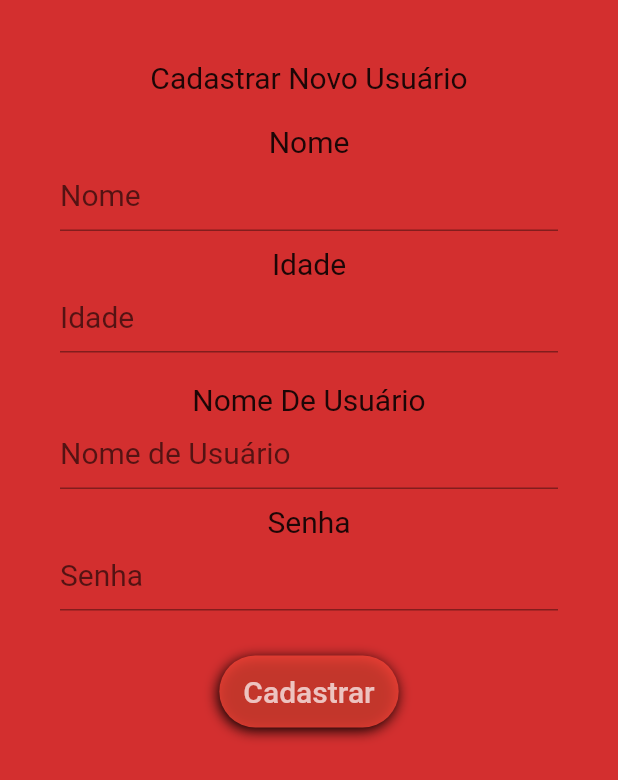
After one commit to felipe-julio/app_doacao_sangue, a Flutter app: the screen it shows after launch, after a tap on "Cadastrar Usuario", on a phone screen of 412 x 824 dp. The commit adds this screen. Shown: the top 780 px of the screen. Run offline on Flutter 3.47's test engine with Material 2 defaults, Android fonts, the phone set to English and light mode, and no system bars; missing offline and left inert: validate.

Commit message:
Adiciona tela de cadastro e tela de informações

```diff
--- a/sangue_bom_app/lib/main.dart
+++ b/sangue_bom_app/lib/main.dart
@@ -1,4 +1,6 @@
 import 'package:flutter/material.dart';
+import 'package:sangue_bom_app/pages/cadastro.page.dart';
+import 'package:sangue_bom_app/pages/info.page.dart';
 import 'package:sangue_bom_app/pages/logado.dart';
 import 'package:sangue_bom_app/pages/login.page.dart';
 
@@ -13,6 +15,7 @@ class MyApp extends StatelessWidget {
       routes: {
         '/': (context) => LoginPage(),
         '/logado': (context) => Logado(),
+        '/CadastrarUsuario': (context) => CadastroPage()
       },
       debugShowCheckedModeBanner: false,
       theme: ThemeData(
--- /dev/null
+++ b/sangue_bom_app/lib/pages/cadastro.page.dart
@@ -0,0 +1,141 @@
+import 'package:flutter/material.dart';
+
+class CadastroPage extends StatefulWidget {
+  @override
+  _CadastroPageState createState() => _CadastroPageState();
+}
+
+class _CadastroPageState extends State<CadastroPage> {
+  var _formKey = GlobalKey<FormState>();
+
+  @override
+  Widget build(BuildContext context) {
+    return Scaffold(
+      backgroundColor: Theme.of(context).primaryColorDark,
+      body: ListView(
+        children: <Widget>[
+          Padding(
+            padding: const EdgeInsets.all(40.0),
+            child: Form(
+              key: _formKey,
+              child: Column(
+                children: <Widget>[
+                  Text(
+                    "Cadastrar Novo Usuário",
+                    style: TextStyle(
+                      fontSize: 20,
+                    ),
+                  ),
+                  SizedBox(
+                    height: 20,
+                  ),
+                  Text(
+                    "Nome",
+                    style: TextStyle(
+                      fontSize: 20,
+                    ),
+                  ),
+                  TextFormField(
+                    style: TextStyle(
+                      fontSize: 20,
+                      color: Colors.white,
+                    ),
+                    decoration: InputDecoration(
+                      hintText: "Nome",
+                    ),
+                  ),
+                  SizedBox(
+                    height: 10,
+                  ),
+                  Text(
+                    "Idade",
+                    style: TextStyle(
+                      fontSize: 20,
+                    ),
+                  ),
+                  TextFormField(
+                    style: TextStyle(
+                      fontSize: 20,
+                      color: Colors.white,
+                    ),
+                    decoration: InputDecoration(
+                      hintText: "Idade",
+                    ),
+                  ),
+                  SizedBox(
+                    height: 20,
+                  ),
+                  Text(
+                    "Nome De Usuário",
+                    style: TextStyle(
+                      fontSize: 20,
+                    ),
+                  ),
+                  TextFormField(
+                    style: TextStyle(
+                      fontSize: 20,
+                      color: Colors.white,
+                    ),
+                    decoration: InputDecoration(
+                      hintText: "Nome de Usuário",
+                    ),
+                  ),
+                  SizedBox(
+                    height: 10,
+                  ),
+                  Text(
+                    "Senha",
+                    style: TextStyle(
+                      fontSize: 20,
+                    ),
+                  ),
+                  TextFormField(
+                    keyboardType: TextInputType.visiblePassword,
+                    obscureText: true,
+                    style: TextStyle(
+                      fontSize: 20,
+                      color: Colors.white,
+                    ),
+                    decoration: InputDecoration(
+                      hintText: "Senha",
+                    ),
+                  ),
+                  SizedBox(
+                    height: 30,
+                  ),
+                  Container(
+                    margin: EdgeInsets.only(
+                      left: 60,
+                      right: 60,
+                    ),
+                    decoration: BoxDecoration(
+                        color: Colors.red.withOpacity(0.8),
+                        borderRadius: BorderRadius.all(
+                          Radius.circular(30),
+                        ),
+                        boxShadow: [
+                          new BoxShadow(
+                            offset: new Offset(-1.0, 2.0),
+                            blurRadius: 7,
+                          )
+                        ]),
+                    child: FlatButton(
+                      child: Text(
+                        "Cadastrar",
+                        style: TextStyle(
+                          color: Colors.white70,
+                          fontSize: 20,
+                        ),
+                      ),
+                      onPressed: () {},
+                    ),
+                  ),
+                ],
+              ),
+            ),
+          )
+        ],
+      ),
+    );
+  }
+}
--- a/sangue_bom_app/lib/pages/login.page.dart
+++ b/sangue_bom_app/lib/pages/login.page.dart
@@ -232,6 +232,18 @@ class _LoginPageState extends State<LoginPage> {
                   onPressed: this.submit,
                 ),
               ),
+              SizedBox(
+                height: 20,
+              ),
+              FlatButton(
+                child: Text(
+                  "Cadastrar Usuario",
+                  style: TextStyle(fontSize: 15),
+                ),
+                onPressed: () => {
+                  Navigator.pushNamed(context, "/CadastrarUsuario"),
+                },
+              ),
             ],
           ),
         ),
```
Also changed, not shown: sangue_bom_app/lib/pages/info.page.dart (added, +64 -0 lines).
